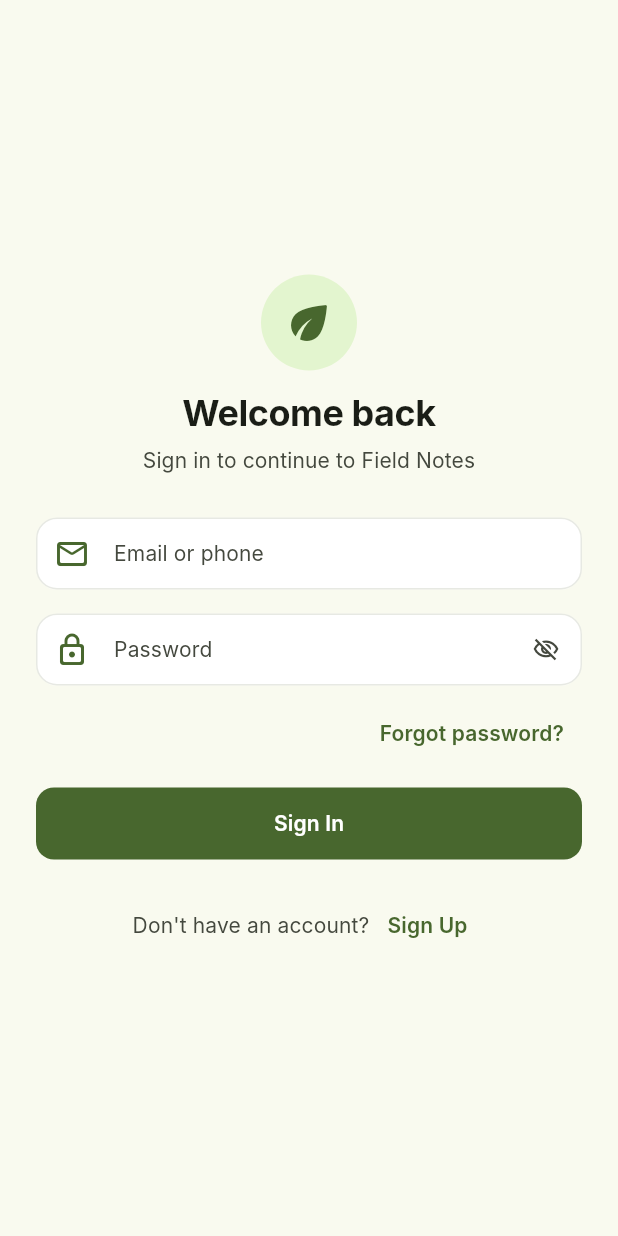
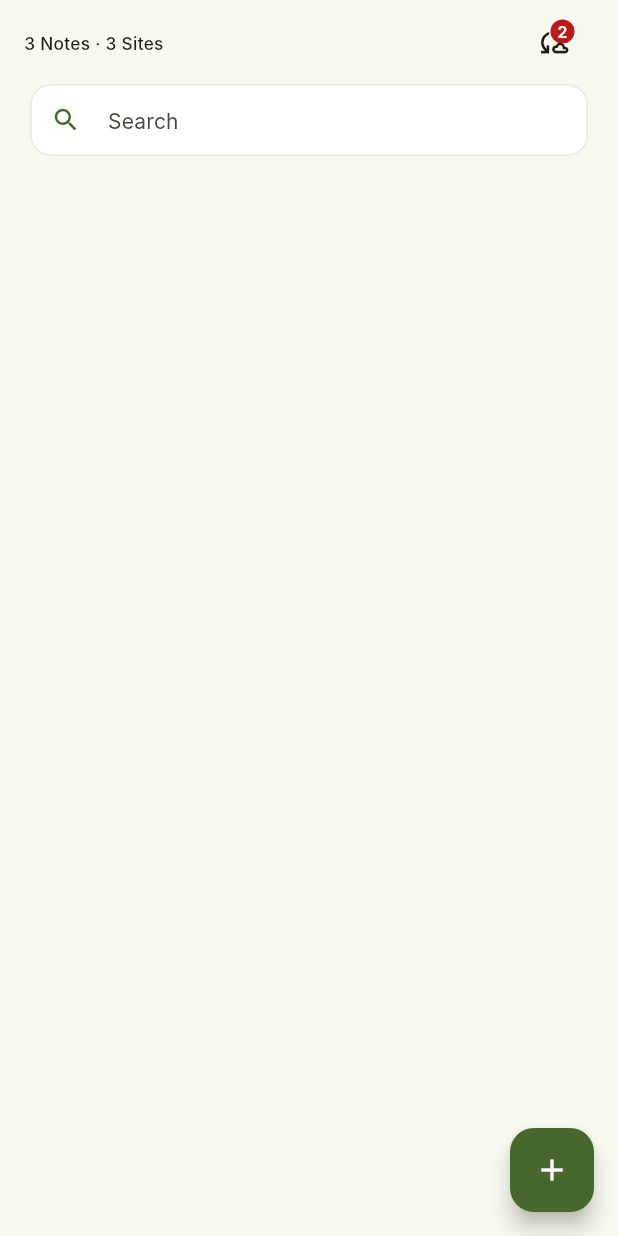
Before and after one commit to omarfahimdev/field-notes-ati, a Flutter app: the screen it shows after launch, on a phone screen of 412 x 824 dp. Run offline on Flutter 3.47's test engine with Material 3 defaults, Android fonts, the phone set to English and light mode, and no system bars; drawn by our look-alikes of flutter_animate; our stand-ins replace bloc, equatable, flutter_bloc; Roboto replaces fonts that are missing (Inter).

Commit message:
multiple-updates:extensions, custom-searchfileds, notes_screen, app_shell

```diff
--- a/lib/app.dart
+++ b/lib/app.dart
@@ -1,5 +1,5 @@
 import 'package:field_notes/core/constants/app_info.dart';
-import 'package:field_notes/features/auth/presentation/login_screen.dart';
+import 'package:field_notes/features/notes/presentation/screens/notes_screen.dart';
 import 'package:flutter/material.dart';
 
 import 'core/constants/global_context.dart';
@@ -24,7 +24,7 @@ class _AppState extends State<App> {
       themeAnimationCurve: Curves.easeInOutCubic,
       theme: AppTheme.light,
       darkTheme: AppTheme.dark,
-      home: LoginScreen(),
+      home: NotesScreen(),
       // ========== BUILDER
       builder: (context, child) {
         if (child == null) return const SizedBox.shrink(); // Null-guard for initial routing asserts
--- a/lib/core/theme/app_theme.dart
+++ b/lib/core/theme/app_theme.dart
@@ -4,6 +4,7 @@ import 'app_typography.dart';
 import 'color_builders/semantic_colors.dart';
 import 'color_schemes.dart';
 import 'theme_builders/app_bar_theme.dart';
+import 'theme_builders/button_themes.dart';
 import 'theme_builders/input_decoration_theme.dart';
 
 /// `main.dart`.
@@ -32,7 +33,7 @@ class AppTheme {
       // component_themes/ so this composition stays readable as the
       // app grows past a dozen customized widgets.
       appBarTheme: AppBarThemeBuilder.build(colorScheme, textTheme),
-      // filledButtonTheme: ButtonThemeBuilder.filled(colorScheme),
+      filledButtonTheme: ButtonThemeBuilder.filled(colorScheme),
       // elevatedButtonTheme: ButtonThemeBuilder.elevated(colorScheme),
       // outlinedButtonTheme: ButtonThemeBuilder.outlined(colorScheme),
       // textButtonTheme: ButtonThemeBuilder.text(colorScheme),
--- a/lib/core/theme/theme_builders/app_bar_theme.dart
+++ b/lib/core/theme/theme_builders/app_bar_theme.dart
@@ -12,7 +12,7 @@ class AppBarThemeBuilder {
       surfaceTintColor: Colors.transparent,
       elevation: 0,
       scrolledUnderElevation: 0,
-      titleSpacing: 0,
+      // titleSpacing: 0,
       // titleSpacing: 14,
       actionsPadding: const EdgeInsets.only(right: AppConstants.screenMarginPoint),
       centerTitle: false,
--- a/lib/core/theme/theme_builders/input_decoration_theme.dart
+++ b/lib/core/theme/theme_builders/input_decoration_theme.dart
@@ -10,7 +10,7 @@ class InputDecorationThemeBuilder {
       filled: true,
       fillColor: colorScheme.onPrimary,
       prefixIconColor: colorScheme.primary,
-      contentPadding: const EdgeInsets.symmetric(horizontal: 12, vertical: 10),
+      contentPadding: const EdgeInsets.symmetric(horizontal: 12, vertical: 12),
       hintStyle: textTheme.bodyMedium?.copyWith(color: colorScheme.onSurfaceVariant),
       labelStyle: textTheme.bodyMedium?.copyWith(color: colorScheme.onSurfaceVariant),
       errorStyle: textTheme.bodySmall?.copyWith(color: colorScheme.error),
--- /dev/null
+++ b/lib/core/utils/widgets/custom_search_field.dart
@@ -0,0 +1,72 @@
+import 'package:field_notes/core/theme/app_theme_extensions.dart';
+import 'package:flutter/material.dart';
+
+class CustomSearchField extends StatefulWidget {
+  final String hintText;
+  final ValueChanged<String>? onChanged;
+  final VoidCallback? onClear;
+
+  const CustomSearchField({super.key, this.hintText = 'Search', this.onChanged, this.onClear});
+
+  @override
+  State<CustomSearchField> createState() => _CustomSearchFieldState();
+}
+
+class _CustomSearchFieldState extends State<CustomSearchField> {
+  late final TextEditingController _controller;
+
+  @override
+  void initState() {
+    super.initState();
+    _controller = TextEditingController();
+  }
+
+  @override
+  void dispose() {
+    _controller.dispose();
+    super.dispose();
+  }
+
+  void _handleClear() {
+    _controller.clear();
+    widget.onChanged?.call('');
+    widget.onClear?.call();
+  }
+
+  @override
+  Widget build(BuildContext context) {
+    final colorScheme = context.colorScheme;
+
+    return TextField(
+      controller: _controller,
+      onChanged: widget.onChanged,
+      decoration: InputDecoration(
+        prefixIcon: const Icon(Icons.search_rounded, size: 20),
+        suffixIcon: ValueListenableBuilder<TextEditingValue>(
+          valueListenable: _controller,
+          builder: (context, value, _) => _buildClearButton(value.text.isNotEmpty, colorScheme),
+        ),
+        fillColor: colorScheme.surfaceContainerLowest,
+        hintText: widget.hintText,
+        border: InputBorder.none,
+        isDense: true,
+      ),
+    );
+  }
+
+  Widget _buildClearButton(bool hasValue, ColorScheme colorScheme) => AnimatedSwitcher(
+    duration: const Duration(milliseconds: 180),
+    transitionBuilder: (child, animation) => FadeTransition(
+      opacity: animation,
+      child: ScaleTransition(scale: animation, child: child),
+    ),
+    child: hasValue
+        ? IconButton(
+            key: ValueKey('clear_btn'),
+            onPressed: _handleClear,
+            tooltip: 'Clear search',
+            icon: Icon(Icons.close_rounded, size: 18, color: colorScheme.outline),
+          )
+        : const SizedBox.shrink(key: ValueKey('empty')),
+  );
+}
--- a/lib/features/auth/presentation/forgot_password_screen.dart
+++ b/lib/features/auth/presentation/forgot_password_screen.dart
@@ -44,9 +44,6 @@ class _ForgotPasswordScreenState extends State<ForgotPasswordScreen> {
       backgroundColor: colorScheme.surface,
       appBar: AppBar(backgroundColor: Colors.transparent, elevation: 0, scrolledUnderElevation: 0),
       body: SafeArea(
-        child: GestureDetector(
-          onTap: () => FocusScope.of(context).unfocus(),
-          behavior: HitTestBehavior.opaque,
         child: Center(
           child: SingleChildScrollView(
             padding: const EdgeInsets.fromLTRB(24, 8, 24, 32),
@@ -156,7 +153,6 @@ class _ForgotPasswordScreenState extends State<ForgotPasswordScreen> {
           ),
         ),
       ),
-      ),
     );
   }
 }
--- a/lib/features/auth/presentation/login_screen.dart
+++ b/lib/features/auth/presentation/login_screen.dart
@@ -1,3 +1,4 @@
+import 'package:field_notes/core/utils/extensions/button_style_extension.dart';
 import 'package:field_notes/features/auth/presentation/forgot_password_screen.dart';
 import 'package:field_notes/features/auth/presentation/signup_screen.dart';
 import 'package:flutter/material.dart';
@@ -50,9 +51,6 @@ class _LoginScreenState extends State<LoginScreen> {
     return Scaffold(
       backgroundColor: colorScheme.surface,
       body: SafeArea(
-        child: GestureDetector(
-          onTap: () => FocusScope.of(context).unfocus(),
-          behavior: HitTestBehavior.opaque,
         child: Center(
           child: SingleChildScrollView(
             padding: const EdgeInsets.symmetric(horizontal: 24, vertical: 32),
@@ -170,26 +168,11 @@ class _LoginScreenState extends State<LoginScreen> {
                         ),
                       ).animate(delay: 300.ms).fadeIn(duration: 350.ms),
                       const SizedBox(height: 12),
-                        SizedBox(
-                              height: 48,
-                              child: FilledButton(
+                      FilledButton(
                             onPressed: _isSubmitting ? null : _handleSignIn,
-                                style: FilledButton.styleFrom(
-                                  shape: RoundedRectangleBorder(borderRadius: BorderRadius.circular(12)),
-                                ),
-                                child: _isSubmitting
-                                    ? SizedBox(
-                                        width: 20,
-                                        height: 20,
-                                        child: CircularProgressIndicator(
-                                          strokeWidth: 2.2,
-                                          strokeCap: StrokeCap.round,
-                                          color: colorScheme.onPrimary,
-                                        ),
+                            child: const Text('Sign In', style: TextStyle(fontWeight: FontWeight.w600)),
                           )
-                                    : const Text('Sign In', style: TextStyle(fontWeight: FontWeight.w600)),
-                              ),
-                            )
+                          .withLoading(_isSubmitting)
                           .animate(delay: 330.ms)
                           .fadeIn(duration: 380.ms, curve: Curves.easeOutCubic)
                           .moveY(begin: 10, end: 0, duration: 380.ms, curve: Curves.easeOutCubic),
@@ -219,7 +202,6 @@ class _LoginScreenState extends State<LoginScreen> {
           ),
         ),
       ),
-      ),
     );
   }
 }
--- /dev/null
+++ b/lib/features/notes/presentation/screens/notes_screen.dart
@@ -0,0 +1,56 @@
+import 'package:field_notes/core/constants/app_constants.dart';
+import 'package:field_notes/core/theme/app_theme_extensions.dart';
+import 'package:field_notes/core/utils/widgets/custom_search_field.dart';
+import 'package:flutter/material.dart';
+
+import '../widgets/sync_action_button.dart';
+
+class NotesScreen extends StatefulWidget {
+  const new({super.key});
+
+  @override
+  State<NotesScreen> createState() => _NotesScreenState();
+}
+
+class _NotesScreenState extends State<NotesScreen> {
+  @override
+  Widget build(BuildContext context) {
+    final textTheme = context.textTheme;
+
+    return Scaffold(
+      appBar: AppBar(
+        title: Column(
+          crossAxisAlignment: CrossAxisAlignment.start,
+          mainAxisSize: MainAxisSize.min,
+          children: [
+            // const Text('Field notes'),
+            const SizedBox(height: 1),
+            Text(
+              '3 Notes · 3 Sites',
+              style: textTheme.labelSmall?.copyWith(fontSize: 11.5, letterSpacing: 0.2, fontWeight: FontWeight.w500),
+            ),
+          ],
+        ),
+        actions: [SyncActionButton(onPressed: () {})],
+      ),
+      floatingActionButton: FloatingActionButton(
+        onPressed: () {},
+        backgroundColor: context.colorScheme.primary,
+        child: Icon(Icons.add, color: context.colorScheme.onPrimary),
+      ),
+      body: Container(
+        padding: AppConstants.screenMargin(),
+        child: Column(
+          children: [
+            // const SyncStatusBanner(),
+            CustomSearchField(),
+            // const SizedBox(height: AppSpacing.md),
+            // _FilterBar(state: state),
+            // const SizedBox(height: AppSpacing.sm),
+            // Expanded(child: _NotesList(state: state)),
+          ],
+        ),
+      ),
+    );
+  }
+}
--- /dev/null
+++ b/lib/features/notes/presentation/widgets/sync_action_button.dart
@@ -0,0 +1,27 @@
+import 'package:flutter/material.dart';
+
+class SyncActionButton extends StatelessWidget {
+  final bool isLoading;
+  final int count;
+  final void Function()? onPressed;
+  const SyncActionButton({super.key, this.isLoading = false, this.count = 0, this.onPressed});
+
+  @override
+  Widget build(BuildContext context) {
+    return (isLoading)
+        ? const Padding(
+            padding: EdgeInsets.symmetric(horizontal: 18),
+            child: Center(child: SizedBox(height: 18, width: 18, child: CircularProgressIndicator(strokeWidth: 2.2))),
+          )
+        : IconButton(
+            tooltip: 'Sync now',
+            onPressed: onPressed,
+            icon: Badge.count(
+              count: 2,
+              // count: snapshot.pendingCount,
+              // isLabelVisible: snapshot.hasPending,
+              child: const Icon(Icons.cloud_sync_outlined, size: 22),
+            ),
+          );
+  }
+}
```
Also changed, not shown: lib/app_shell.dart (added, +108 -0 lines), lib/core/theme/theme_builders/button_themes.dart (+7 -4 lines), lib/core/utils/extensions/button_style_extension.dart (added, +117 -0 lines), lib/features/auth/presentation/signup_screen.dart (+4 -19 lines). Lines whose indentation alone changed are shown as unchanged.
